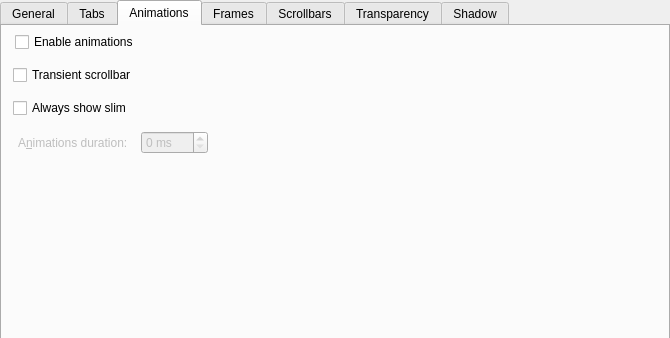
First picture: the form in kstyle/config/ui/darklystyleconfig.ui, repository Bali10050/Darkly, before the edit; both pictures show x 0 to 670 and y 0 to 338 of the 670 by 553 pixel window.
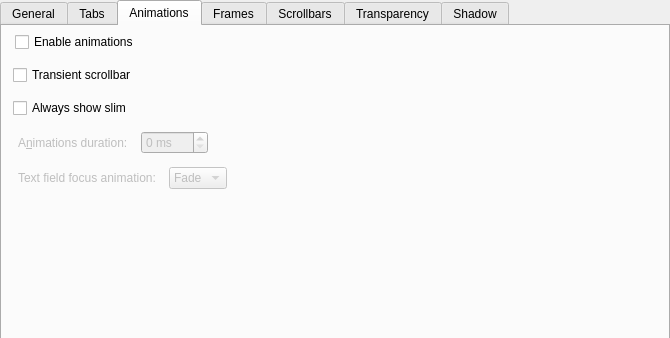
Second picture: the form after the edit. The open tabs and pages were chosen to show the change. Custom widgets are drawn as their Qt base class.

Commit message: Restore the wipe animation as an option

```diff
--- a/kstyle/config/ui/darklystyleconfig.ui
+++ b/kstyle/config/ui/darklystyleconfig.ui
@@ -786,6 +786,65 @@
         </layout>
        </item>
        <item row="5" column="0">
+        <layout class="QHBoxLayout" name="horizontalLayout_lineEditFocusAnimation">
+         <item>
+          <widget class="QLabel" name="_lineEditFocusAnimationLabel">
+           <property name="enabled">
+            <bool>false</bool>
+           </property>
+           <property name="text">
+            <string>Text field focus animation:</string>
+           </property>
+           <property name="alignment">
+            <set>Qt::AlignmentFlag::AlignLeading|Qt::AlignmentFlag::AlignLeft|Qt::AlignmentFlag::AlignVCenter</set>
+           </property>
+           <property name="indent">
+            <number>5</number>
+           </property>
+           <property name="buddy">
+            <cstring>_lineEditFocusAnimation</cstring>
+           </property>
+          </widget>
+         </item>
+         <item>
+          <widget class="QComboBox" name="_lineEditFocusAnimation">
+           <property name="enabled">
+            <bool>false</bool>
+           </property>
+           <property name="sizePolicy">
+            <sizepolicy hsizetype="Fixed" vsizetype="Fixed">
+             <horstretch>0</horstretch>
+             <verstretch>0</verstretch>
+            </sizepolicy>
+           </property>
+           <item>
+            <property name="text">
+             <string>Fade</string>
+            </property>
+           </item>
+           <item>
+            <property name="text">
+             <string>Wipe</string>
+            </property>
+           </item>
+          </widget>
+         </item>
+         <item>
+          <spacer name="horizontalSpacer_lineEditFocusAnimation">
+           <property name="orientation">
+            <enum>Qt::Orientation::Horizontal</enum>
+           </property>
+           <property name="sizeHint" stdset="0">
+            <size>
+             <width>40</width>
+             <height>20</height>
+            </size>
+           </property>
+          </spacer>
+         </item>
+        </layout>
+       </item>
+       <item row="6" column="0">
         <spacer name="verticalSpacer_5">
          <property name="orientation">
           <enum>Qt::Orientation::Vertical</enum>
```
Left out of the diff: 12 changed lines with no effect on the pictures. The commit also changes 6 other files.
